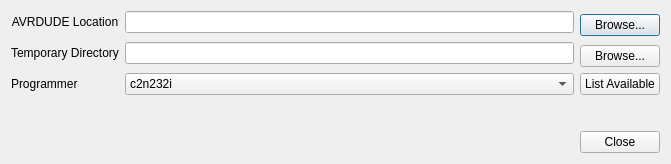
First picture: the form in src/burnconfigdialog.ui, repository xhorizont/eepe, before the edit.
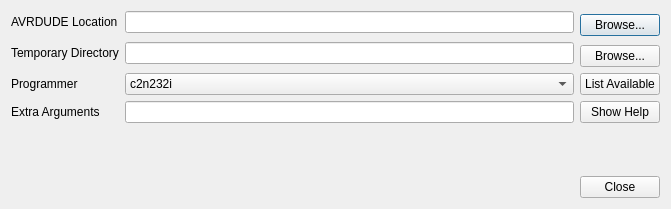
Second picture: the form after the edit. Icons and pictures are not drawn.

Patch:
```diff
--- a/src/burnconfigdialog.ui
+++ b/src/burnconfigdialog.ui
@@ -7,7 +7,7 @@
     <x>0</x>
     <y>0</y>
     <width>671</width>
-    <height>164</height>
+    <height>209</height>
    </rect>
   </property>
   <property name="windowTitle">
@@ -28,7 +28,7 @@
           <string>AVRDUDE Location</string>
          </property>
          <property name="alignment">
-          <set>Qt::AlignCenter</set>
+          <set>Qt::AlignLeading|Qt::AlignLeft|Qt::AlignVCenter</set>
          </property>
         </widget>
        </item>
@@ -387,7 +387,7 @@
          </property>
         </widget>
        </item>
-       <item row="4" column="1">
+       <item row="5" column="1">
         <spacer name="verticalSpacer">
          <property name="orientation">
           <enum>Qt::Vertical</enum>
@@ -400,6 +400,30 @@
          </property>
         </spacer>
        </item>
+       <item row="4" column="1">
+        <widget class="QLineEdit" name="avrArgs">
+         <property name="toolTip">
+          <string>Extra arguments that will be passed to AVRDUDE on every call</string>
+         </property>
+        </widget>
+       </item>
+       <item row="4" column="0">
+        <widget class="QLabel" name="label_3">
+         <property name="text">
+          <string>Extra Arguments</string>
+         </property>
+         <property name="alignment">
+          <set>Qt::AlignLeading|Qt::AlignLeft|Qt::AlignVCenter</set>
+         </property>
+        </widget>
+       </item>
+       <item row="4" column="2">
+        <widget class="QPushButton" name="pushButton_4">
+         <property name="text">
+          <string>Show Help</string>
+         </property>
+        </widget>
+       </item>
       </layout>
      </item>
     </layout>
```
Left out of the diff: 18 changed lines with no effect on the pictures.
